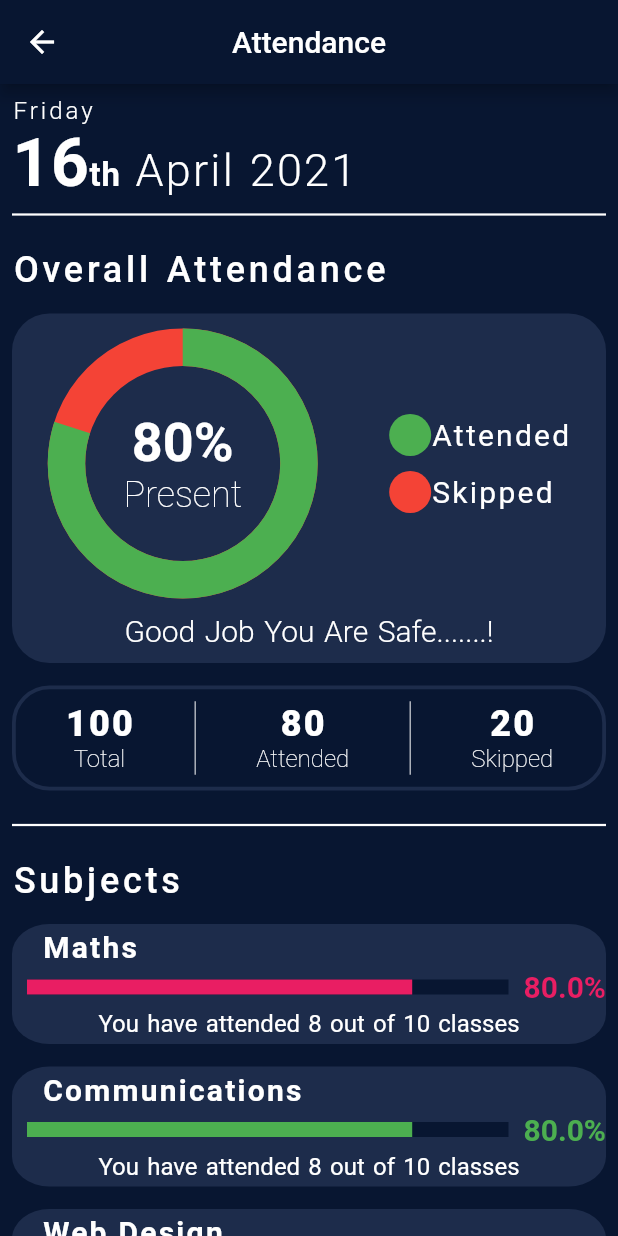
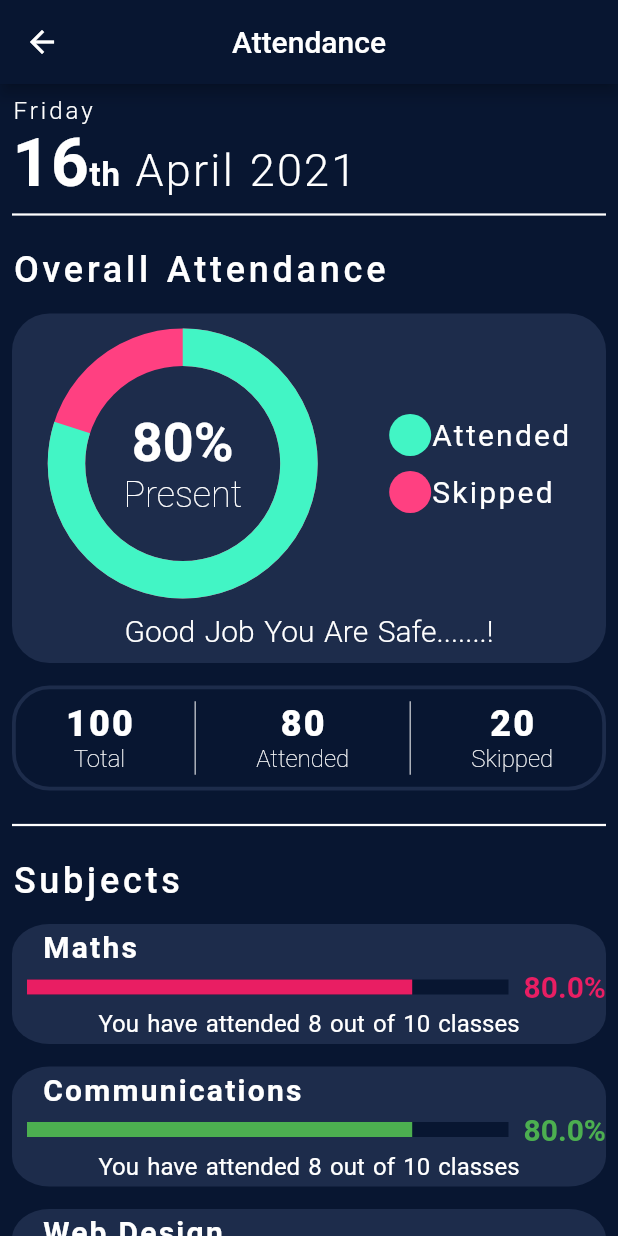
Before and after one commit to IIIT-FLUTTER/IIIT_NEWAPP, a Flutter app: the AttendancePage screen opened directly, on a phone screen of 412 x 824 dp. Run offline on Flutter 3.47's test engine with Material 2 defaults, Android fonts, the phone set to English and light mode, and no system bars; drawn by our look-alikes of percent_indicator; our stand-ins replace carousel_slider.

Commit message:
attendance color changed

```diff
--- a/lib/screens/attendance_page.dart
+++ b/lib/screens/attendance_page.dart
@@ -10,8 +10,8 @@ class AttendancePage extends StatelessWidget {
     radius: 180,
     lineWidth: 25.0,
     percent: 0.8,
-    backgroundColor: Colors.red,
-    progressColor: Colors.green,
+    backgroundColor: Colors.pinkAccent,
+    progressColor: Color(0xFF42f5c5),
     center: Center(
       child: Column(
         mainAxisAlignment: MainAxisAlignment.center,
@@ -123,7 +123,7 @@ class AttendancePage extends StatelessWidget {
                             Row(
                               children: [
                                 CircleAvatar(
-                                  backgroundColor: Colors.green,
+                                  backgroundColor: Color(0xFF42f5c5),
                                   radius: 14,
                                 ),
                                 Text(
@@ -141,7 +141,7 @@ class AttendancePage extends StatelessWidget {
                             Row(
                               children: [
                                 CircleAvatar(
-                                  backgroundColor: Colors.red,
+                                  backgroundColor: Colors.pinkAccent,
                                   radius: 14,
                                 ),
                                 Text(
```
